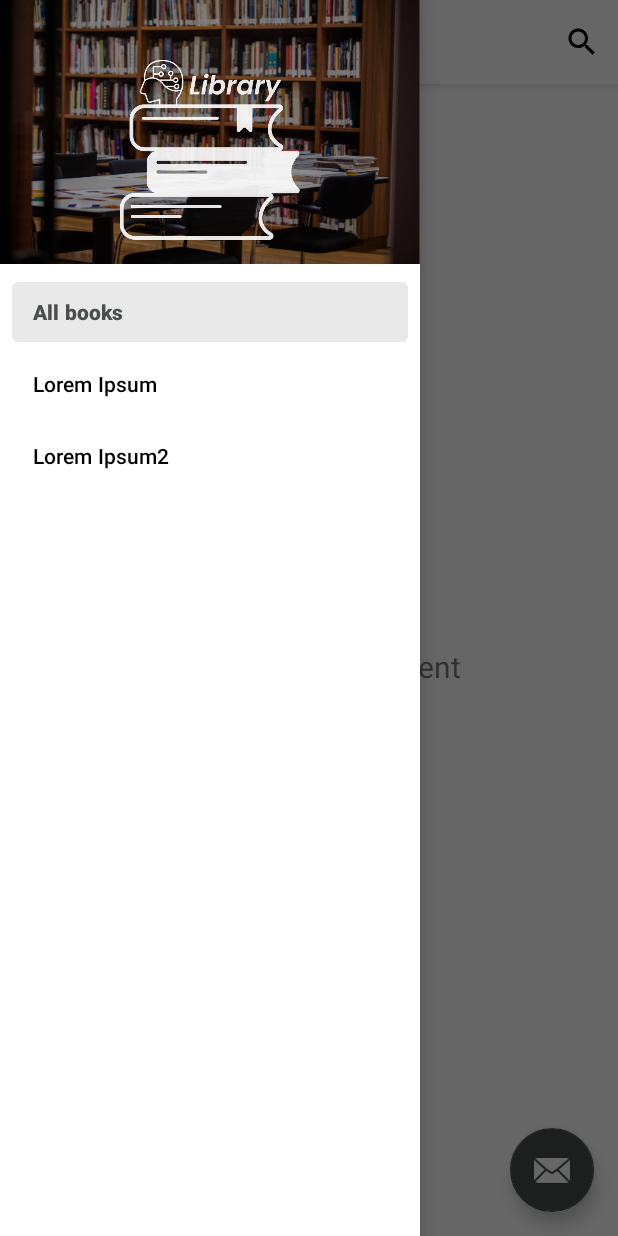
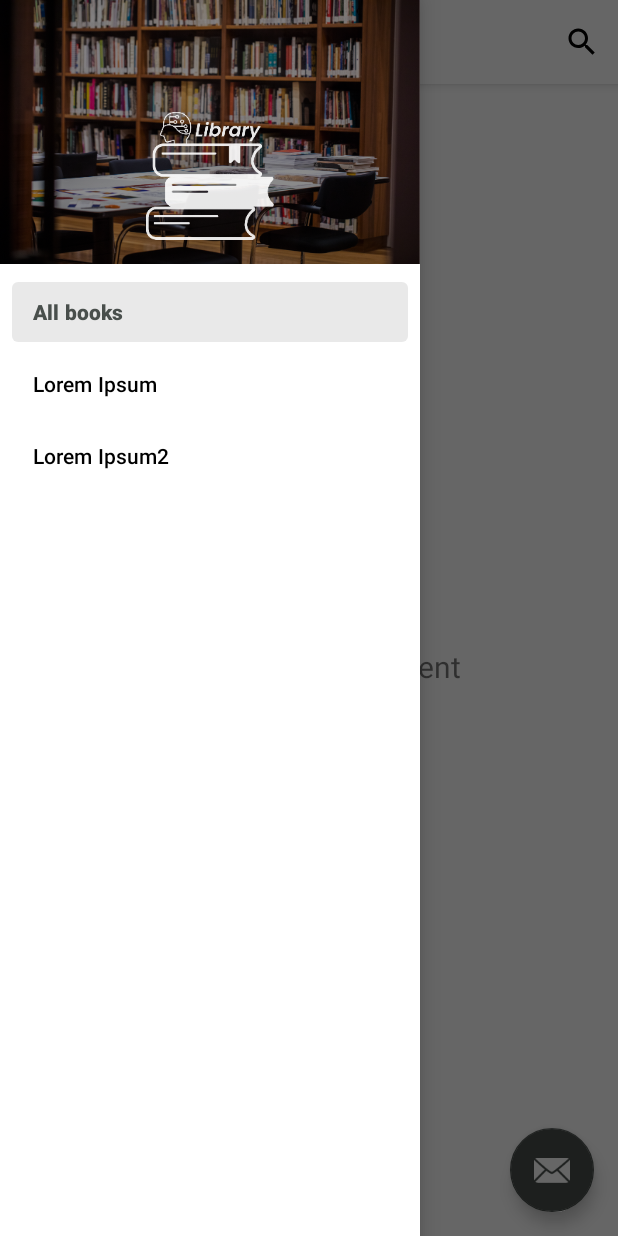
Before and after one commit to Turing-Team-B21-CAP0257/Lybre-Application, an Android app: the BooksActivity screen opened directly, with no data from a screen before it, with the side drawer open, on a phone screen of 412 x 824 dp. Run offline under Robolectric (Android 15) with nearby library versions, the phone set to English and light mode, and no system bars; our stand-ins replace navigation-ui.

Commit message:
Fixed icon size in nav_header_books.xml

```diff
--- a/app/src/main/res/layout/nav_header_books.xml
+++ b/app/src/main/res/layout/nav_header_books.xml
@@ -15,6 +15,6 @@
     <ImageView
         android:src="@drawable/logo_1_nocolor3_blur"
         android:layout_gravity="center_horizontal"
-        android:layout_width="wrap_content"
-        android:layout_height="wrap_content" />
+        android:layout_width="85dp"
+        android:layout_height="85dp" />
 </LinearLayout>
```
